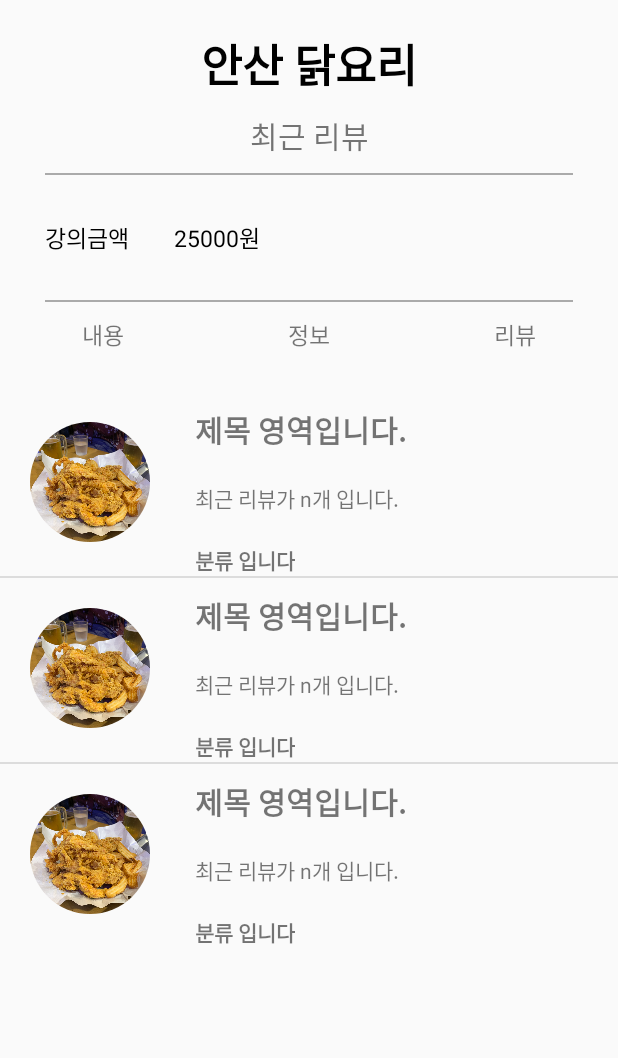
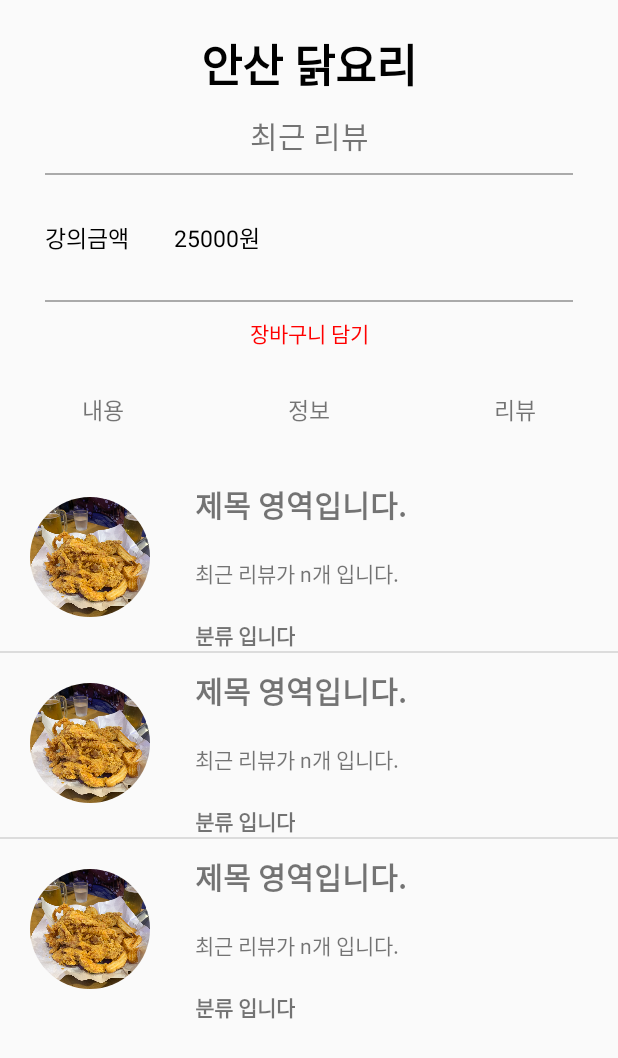
Before and after one commit to Deserve82/kotlin-boiler-plate, an Android app: the MarketInfoActivity screen opened directly, with no data from a screen before it, on a phone screen of 412 x 824 dp. Shown: the top 1058 px of the screen. Run offline under Robolectric (Android 15) with nearby library versions, the phone set to English and light mode, and no system bars; our stand-ins replace CircleImageView, Firebase (no records; nobody signed in at launch, a user with empty details on screens opened directly).

Commit message:
[feat] add cart

```diff
--- a/FaMin copy/app/src/main/java/com/example/famin/LectureActivity.kt
+++ b/FaMin copy/app/src/main/java/com/example/famin/LectureActivity.kt
@@ -4,7 +4,7 @@ import androidx.appcompat.app.AppCompatActivity
 import android.os.Bundle
 import android.view.LayoutInflater
 import android.view.View
-import com.example.famin.fragment.FragmentAdaptor
+import com.example.famin.fragment.ListFragment.FragmentAdaptor
 import com.google.android.material.tabs.TabLayout
 import kotlinx.android.synthetic.main.activity_lecture.*
 import kotlinx.android.synthetic.main.custom_tab.view.*
--- a/FaMin copy/app/src/main/java/com/example/famin/fragment/ContentsListModel.kt
+++ b/FaMin copy/app/src/main/java/com/example/famin/fragment/ListFragment/ContentsListModel.kt
@@ -1,7 +1,7 @@
-package com.example.famin.fragment
+package com.example.famin.fragment.ListFragment
 
 data class ContentsListModel(
-    var image : String,
+    var image : Int,
     var title : String,
     var number : Int,
     var category : String
--- a/FaMin copy/app/src/main/java/com/example/famin/fragment/FirstFragAdapter.kt
+++ b/FaMin copy/app/src/main/java/com/example/famin/fragment/ListFragment/FirstFragAdapter.kt
@@ -1,4 +1,4 @@
-package com.example.famin.fragment
+package com.example.famin.fragment.ListFragment
 
 import android.content.Context
 import android.view.LayoutInflater
@@ -43,6 +43,7 @@ class FirstFragAdapter(val context : Context, val list : ArrayList<ContentsListM
         }
 
         val item = list[position]
+        holder.view_image1?.setImageResource(item.image)
         holder.view_text1?.text = item.title
         return view
     }
--- a/FaMin copy/app/src/main/java/com/example/famin/fragment/FragmentAdaptor.kt
+++ b/FaMin copy/app/src/main/java/com/example/famin/fragment/ListFragment/FragmentAdaptor.kt
@@ -1,4 +1,4 @@
-package com.example.famin.fragment
+package com.example.famin.fragment.ListFragment
 
 import androidx.fragment.app.Fragment
 import androidx.fragment.app.FragmentManager
--- a/FaMin copy/app/src/main/java/com/example/famin/fragment/SecondFragment.kt
+++ b/FaMin copy/app/src/main/java/com/example/famin/fragment/ListFragment/SecondFragment.kt
@@ -1,4 +1,4 @@
-package com.example.famin.fragment
+package com.example.famin.fragment.ListFragment
 
 import android.os.Bundle
 import androidx.fragment.app.Fragment
--- a/FaMin copy/app/src/main/java/com/example/famin/fragment/ThirdFragment.kt
+++ b/FaMin copy/app/src/main/java/com/example/famin/fragment/ListFragment/ThirdFragment.kt
@@ -1,4 +1,4 @@
-package com.example.famin.fragment
+package com.example.famin.fragment.ListFragment
 
 import android.os.Bundle
 import androidx.fragment.app.Fragment
--- a/FaMin copy/app/src/main/java/com/example/famin/fragment/MarketInfo/MarketInfoActivity.kt
+++ b/FaMin copy/app/src/main/java/com/example/famin/fragment/MarketInfo/MarketInfoActivity.kt
@@ -4,10 +4,15 @@ import androidx.appcompat.app.AppCompatActivity
 import android.os.Bundle
 import android.util.TypedValue
 import com.example.famin.R
-import com.example.famin.fragment.ReviewFragment
+import com.google.firebase.auth.FirebaseAuth
+import com.google.firebase.firestore.FirebaseFirestore
 import kotlinx.android.synthetic.main.activity_market_info.*
 
 class MarketInfoActivity : AppCompatActivity() {
+
+    private var auth = FirebaseAuth.getInstance()
+    private val db = FirebaseFirestore.getInstance()
+
     override fun onCreate(savedInstanceState: Bundle?) {
         super.onCreate(savedInstanceState)
         setContentView(R.layout.activity_market_info)
--- a/FaMin copy/app/src/main/java/com/example/famin/fragment/ReviewFragment.kt
+++ b/FaMin copy/app/src/main/java/com/example/famin/fragment/MarketInfo/ReviewFragment.kt
@@ -1,4 +1,4 @@
-package com.example.famin.fragment
+package com.example.famin.fragment.MarketInfo
 
 import android.content.Intent
 import android.os.Bundle
@@ -8,8 +8,6 @@ import android.view.View
 import android.view.ViewGroup
 import android.widget.Toast
 import com.example.famin.R
-import com.example.famin.fragment.MarketInfo.ReviewListAdaptor
-import com.example.famin.fragment.MarketInfo.WriteActivity
 import com.google.firebase.auth.FirebaseAuth
 import com.google.firebase.firestore.FirebaseFirestore
 import kotlinx.android.synthetic.main.fragment_review.view.*
--- a/FaMin copy/app/src/main/res/layout/activity_lecture.xml
+++ b/FaMin copy/app/src/main/res/layout/activity_lecture.xml
@@ -18,6 +18,7 @@
         android:layout_marginTop="50dp"
         android:layout_width="match_parent"
         android:layout_height="wrap_content"
+        android:paddingBottom="50dp"
         app:layout_constraintTop_toTopOf="parent"/>
 
 </androidx.constraintlayout.widget.ConstraintLayout>
--- a/FaMin copy/app/src/main/res/layout/activity_market_info.xml
+++ b/FaMin copy/app/src/main/res/layout/activity_market_info.xml
@@ -79,9 +79,30 @@
         app:layout_constraintTop_toBottomOf="@+id/price_area"
         android:layout_marginLeft="30dp"
         android:layout_marginRight="30dp"/>
+
+    <androidx.constraintlayout.widget.ConstraintLayout
+        android:id="@+id/zzim"
+        android:layout_width="match_parent"
+        android:layout_height="50dp"
+        app:layout_constraintTop_toBottomOf="@+id/header_bottom_line">
+
+        <TextView
+            android:id="@+id/header_zzim"
+            app:layout_constraintTop_toTopOf="parent"
+            android:layout_width="match_parent"
+            android:layout_height="wrap_content"
+            android:gravity="center"
+            android:textColor="#FF0000"
+            android:text="장바구니 담기"
+            android:layout_marginTop="10dp"
+            />
+
+
+    </androidx.constraintlayout.widget.ConstraintLayout>
+
     <androidx.constraintlayout.widget.ConstraintLayout
         android:id="@+id/menu_bar"
-        app:layout_constraintTop_toBottomOf="@+id/header_bottom_line"
+        app:layout_constraintTop_toBottomOf="@+id/zzim"
         android:layout_width="match_parent"
         android:layout_height="60dp"
         >
--- a/FaMin copy/app/src/main/res/layout/fragment_first.xml
+++ b/FaMin copy/app/src/main/res/layout/fragment_first.xml
@@ -3,7 +3,7 @@
     xmlns:tools="http://schemas.android.com/tools"
     android:layout_width="match_parent"
     android:layout_height="match_parent"
-    tools:context=".fragment.FirstFragment">
+    tools:context=".fragment.ListFragment.FirstFragment">
     <ListView
         android:id="@+id/listview_first_fragment"
         android:layout_width="match_parent"
--- a/FaMin copy/app/src/main/res/layout/fragment_review.xml
+++ b/FaMin copy/app/src/main/res/layout/fragment_review.xml
@@ -3,7 +3,7 @@
     xmlns:tools="http://schemas.android.com/tools"
     android:layout_width="match_parent"
     android:layout_height="match_parent"
-    tools:context=".fragment.ReviewFragment">
+    tools:context=".fragment.MarketInfo.ReviewFragment">
 
     <ListView
         android:id="@+id/listview_review"
--- a/FaMin copy/app/src/main/res/layout/fragment_second.xml
+++ b/FaMin copy/app/src/main/res/layout/fragment_second.xml
@@ -3,7 +3,7 @@
     xmlns:tools="http://schemas.android.com/tools"
     android:layout_width="match_parent"
     android:layout_height="match_parent"
-    tools:context=".fragment.SecondFragment">
+    tools:context=".fragment.ListFragment.SecondFragment">
 
     <!-- TODO: Update blank fragment layout -->
     <TextView
--- a/FaMin copy/app/src/main/res/layout/fragment_third.xml
+++ b/FaMin copy/app/src/main/res/layout/fragment_third.xml
@@ -3,7 +3,7 @@
     xmlns:tools="http://schemas.android.com/tools"
     android:layout_width="match_parent"
     android:layout_height="match_parent"
-    tools:context=".fragment.ThirdFragment">
+    tools:context=".fragment.ListFragment.ThirdFragment">
 
     <!-- TODO: Update blank fragment layout -->
     <TextView
```
Also changed, not shown: FaMin copy/app/src/main/java/com/example/famin/fragment/ListFragment/FirstFragment.kt (renamed from FaMin copy/app/src/main/java/com/example/famin/fragment/FirstFragment.kt, +8 -8 lines), FaMin copy/app/src/main/java/com/example/famin/utils/FirebaseUtils.kt (added, +15 -0 lines).
